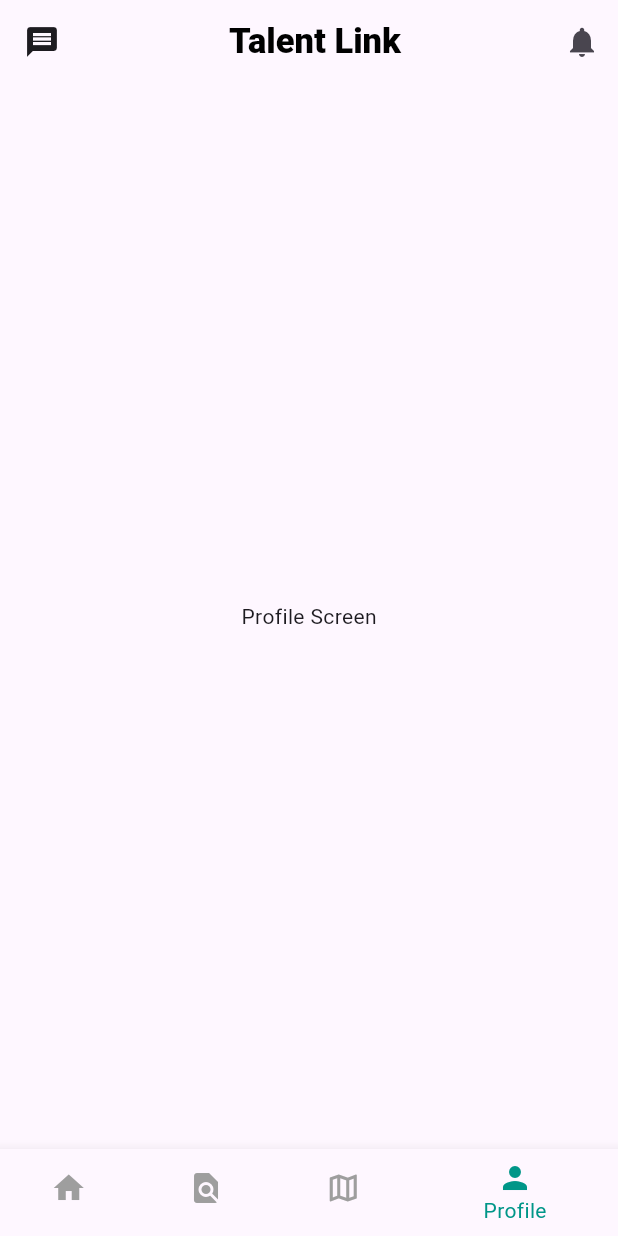
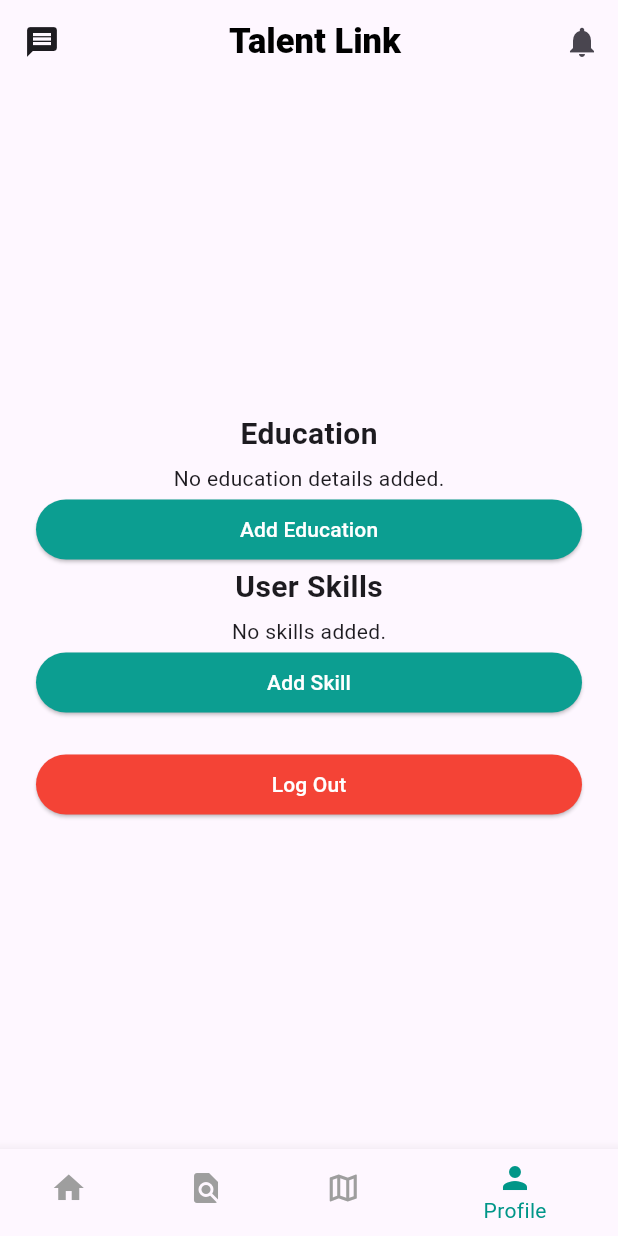
Before and after one commit to TalentLink-Software-GP/talentlink-frontend, a Flutter app: the HomePage screen opened directly with empty values, item 4 of the bottom bar chosen, on a phone screen of 412 x 824 dp. Run offline on Flutter 3.47's test engine with Material 3 defaults, Android fonts, the phone set to English and light mode, and no system bars; our stand-ins replace jwt_decoder; network calls fail.

Commit message:
User Profile (#14)

```diff
--- a/talent_link/lib/widgets/button.dart
+++ b/talent_link/lib/widgets/button.dart
@@ -3,8 +3,15 @@ import 'package:flutter/material.dart';
 class BaseButton extends StatelessWidget {
   final String text;
   final VoidCallback onPressed;
-
-  const BaseButton({super.key, required this.text, required this.onPressed});
+  final Color buttonColor;
+  BaseButton({
+    super.key,
+    required this.text,
+    required this.onPressed,
+    this.buttonColor = const Color(
+      0xFF0C9E91,
+    ), // Default color if no color is passed
+  });
 
   @override
   Widget build(BuildContext context) {
@@ -14,7 +21,7 @@ class BaseButton extends StatelessWidget {
       child: ElevatedButton(
         onPressed: onPressed,
         style: ElevatedButton.styleFrom(
-          backgroundColor: const Color(0xFF0C9E91),
+          backgroundColor: buttonColor,
           foregroundColor: Colors.white,
         ),
         child: Text(text),
--- a/talent_link/lib/widgets/home_page.dart
+++ b/talent_link/lib/widgets/home_page.dart
@@ -1,8 +1,12 @@
 import 'package:flutter/material.dart';
+import 'package:http/http.dart' as http;
+import 'dart:convert';
+import 'package:talent_link/widgets/home_page_tabs/profile_tab.dart';
+import 'package:talent_link/widgets/login_page.dart';
 
 class HomePage extends StatefulWidget {
-  final String data;
-  const HomePage({super.key, required this.data});
+  String data; // Token
+  HomePage({super.key, required this.data});
 
   @override
   State<HomePage> createState() => _HomePageState();
@@ -10,46 +14,85 @@ class HomePage extends StatefulWidget {
 
 class _HomePageState extends State<HomePage> {
   int _selectedIndex = 0;
+  List<String> userSkills = [];
+  List<String> userEducation = [];
 
-  final List<Widget> _pages = [
-    const Center(child: Text("Home Screen")),
-    const Center(child: Text("Jobs Screen")),
-    const Center(child: Text("Maps Screen")),
-    const Center(child: Text("Profile Screen")),
-  ];
+  @override
+  void initState() {
+    super.initState();
+    fetchUserData();
+  }
+
+  Future<void> fetchUserData() async {
+    const String apiUrl =
+        "http://10.0.2.2:5000/api/skills/get-skills-education";
+    try {
+      final response = await http.get(
+        Uri.parse(apiUrl),
+        headers: {
+          "Content-Type": "application/json",
+          "Authorization": "Bearer ${widget.data}",
+        },
+      );
+      if (response.statusCode == 200) {
+        final data = jsonDecode(response.body);
+        setState(() {
+          userSkills = List<String>.from(data["skills"] ?? []);
+          userEducation = List<String>.from(data["education"] ?? []);
+        });
+      } else {
+        print("Failed to fetch data: ${response.statusCode}");
+      }
+    } catch (e) {
+      print("Error fetching data: $e");
+    }
+  }
 
   void _onItemTapped(int index) {
     setState(() {
+      fetchUserData();
       _selectedIndex = index;
     });
+  }
+
+  void _handleLogout() {
+    setState(() {
+      widget.data = 'Unauthorized';
+    });
+    Navigator.pushReplacement(
+      context,
+      MaterialPageRoute(builder: (context) => LoginPage()),
+    );
   }
 
   @override
   Widget build(BuildContext context) {
     return Scaffold(
       appBar: AppBar(
-        title: Center(child: const Text("Talent Link")),
-        titleTextStyle: TextStyle(
+        title: const Center(child: Text("Talent Link")),
+        titleTextStyle: const TextStyle(
           fontWeight: FontWeight.w900,
           color: Colors.black,
           fontSize: 23,
-        ), // Change title as needed
-        leading: IconButton(
-          icon: const Icon(Icons.message), // Messages icon (top left)
-          onPressed: () {
-            // Handle messages click
-          },
         ),
+        leading: IconButton(icon: const Icon(Icons.message), onPressed: () {}),
         actions: [
-          IconButton(
-            icon: const Icon(
-              Icons.notifications,
-            ), // Notifications icon (top right)
-            onPressed: () {},
+          IconButton(icon: const Icon(Icons.notifications), onPressed: () {}),
+        ],
+      ),
+      body: IndexedStack(
+        index: _selectedIndex,
+        children: [
+          const Center(child: Text("Home Screen")),
+          const Center(child: Text("Jobs Screen")),
+          const Center(child: Text("Maps Screen")),
+          ProfileTab(
+            userEducation: userEducation,
+            userSkills: userSkills,
+            onLogout: _handleLogout,
           ),
         ],
       ),
-      body: IndexedStack(index: _selectedIndex, children: _pages),
       bottomNavigationBar: BottomNavigationBar(
         currentIndex: _selectedIndex,
         onTap: _onItemTapped,
--- /dev/null
+++ b/talent_link/lib/widgets/home_page_tabs/profile_tab.dart
@@ -0,0 +1,56 @@
+import 'package:flutter/material.dart';
+import 'package:talent_link/widgets/button.dart';
+
+class ProfileTab extends StatelessWidget {
+  final List<String> userEducation;
+  final List<String> userSkills;
+  final VoidCallback onLogout;
+
+  const ProfileTab({
+    super.key,
+    required this.userEducation,
+    required this.userSkills,
+    required this.onLogout,
+  });
+
+  @override
+  Widget build(BuildContext context) {
+    return Center(
+      child: Column(
+        mainAxisAlignment: MainAxisAlignment.center,
+        children: [
+          const Text(
+            "Education",
+            style: TextStyle(fontSize: 20, fontWeight: FontWeight.bold),
+          ),
+          const SizedBox(height: 5),
+          userEducation.isEmpty
+              ? const Text("No education details added.")
+              : Column(
+                children: userEducation.map((edu) => Text(edu)).toList(),
+              ),
+          BaseButton(text: "Add Education", onPressed: () {}),
+
+          const Text(
+            "User Skills",
+            style: TextStyle(fontSize: 20, fontWeight: FontWeight.bold),
+          ),
+          const SizedBox(height: 5),
+          userSkills.isEmpty
+              ? const Text("No skills added.")
+              : Column(
+                children: userSkills.map((skill) => Text(skill)).toList(),
+              ),
+          BaseButton(text: "Add Skill", onPressed: () {}),
+
+          const SizedBox(height: 20),
+          BaseButton(
+            text: "Log Out",
+            buttonColor: Colors.red,
+            onPressed: onLogout,
+          ),
+        ],
+      ),
+    );
+  }
+}
```
